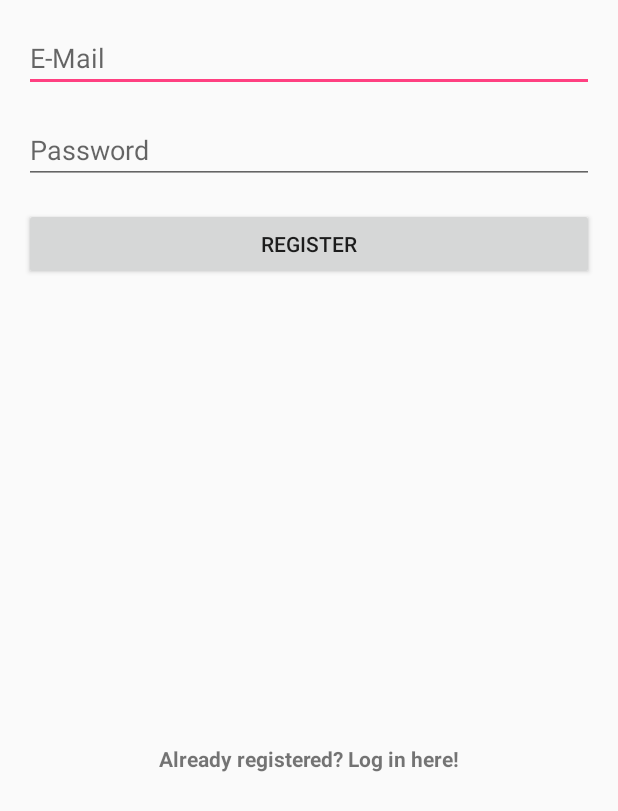
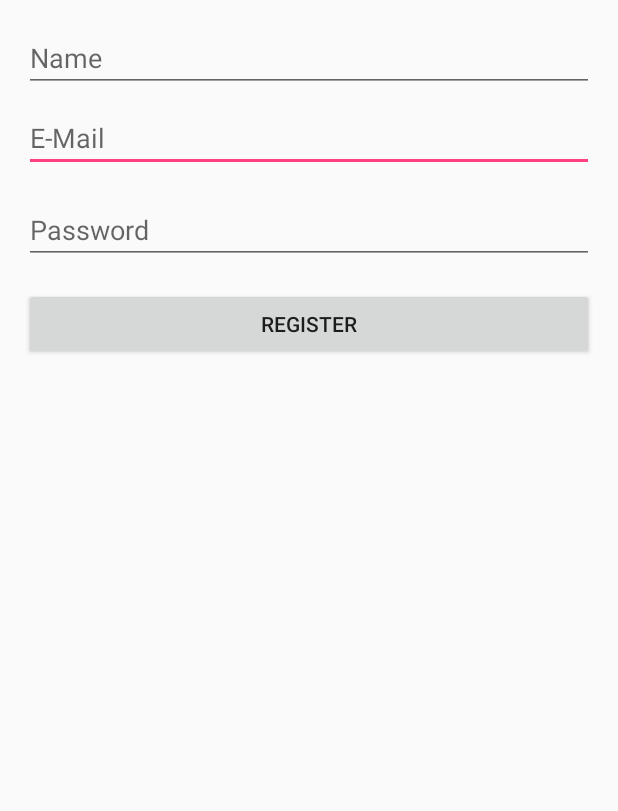
Before and after one commit to thxu93/CharityBell, an Android app: the layout activity_register.xml on its own in the app's theme, with its tools: preview values and no code run, on a phone screen of 412 x 824 dp. Shown: the top 811 px of the screen. Run offline under Robolectric (Android 15) with nearby library versions, the phone set to English and light mode, and no system bars.

Commit message:
Reversed auth flow, Login first with option to register. Also added display name to entry register flow.

```diff
--- a/app/build.gradle
+++ b/app/build.gradle
@@ -29,6 +29,7 @@ dependencies {
     compile 'com.android.support.constraint:constraint-layout:1.0.2'
     compile 'com.google.firebase:firebase-auth:10.0.1'
     compile 'com.firebaseui:firebase-ui-auth:1.2.0'
+    compile 'com.google.firebase:firebase-database:10.0.1'
     testCompile 'junit:junit:4.12'
 }
 
--- a/app/src/main/AndroidManifest.xml
+++ b/app/src/main/AndroidManifest.xml
@@ -8,7 +8,7 @@
         android:label="Charity Bell"
         android:supportsRtl="true"
         android:theme="@style/AppTheme">
-        <activity android:name=".RegisterActivity">
+        <activity android:name=".LoginActivity">
             <intent-filter>
                 <action android:name="android.intent.action.MAIN" />
 
@@ -18,7 +18,7 @@
 
         <receiver android:name=".AlarmReceiverActivity" />
 
-        <activity android:name=".LoginActivity" />
+        <activity android:name=".RegisterActivity" />
         <activity android:name=".AlarmActivity"></activity>
     </application>
 
--- a/app/src/main/res/layout/activity_register.xml
+++ b/app/src/main/res/layout/activity_register.xml
@@ -22,8 +22,8 @@
         android:layout_marginStart="16dp"
         android:layout_marginEnd="16dp"
         tools:layout_constraintLeft_creator="1"
-        app:layout_constraintTop_toTopOf="parent"
-        android:layout_marginTop="16dp" />
+        android:layout_marginTop="8dp"
+        app:layout_constraintTop_toBottomOf="@+id/nameRegister" />
 
     <EditText
         android:id="@+id/passwordRegister"
@@ -63,19 +63,19 @@
         android:layout_marginTop="16dp"
         app:layout_constraintTop_toBottomOf="@+id/passwordRegister" />
 
-    <TextView
-        android:id="@+id/loginTextView"
-        android:layout_width="wrap_content"
+    <EditText
+        android:id="@+id/nameRegister"
+        android:layout_width="match_parent"
         android:layout_height="wrap_content"
-        android:layout_marginBottom="8dp"
         android:layout_marginLeft="16dp"
         android:layout_marginRight="16dp"
-        android:layout_marginTop="8dp"
-        android:text="Already registered? Log in here!"
-        android:textStyle="bold"
-        app:layout_constraintBottom_toBottomOf="parent"
+        android:layout_marginTop="16dp"
+        android:ems="10"
+        android:hint="Name"
+        android:inputType="textPersonName"
+        app:layout_constraintHorizontal_bias="0.502"
         app:layout_constraintLeft_toLeftOf="parent"
         app:layout_constraintRight_toRightOf="parent"
-        app:layout_constraintTop_toBottomOf="@+id/registerButton" />
+        app:layout_constraintTop_toTopOf="parent" />
 
 </android.support.constraint.ConstraintLayout>
```
Also changed, not shown: app/src/main/java/edu/tacoma/uw/xut/charitybell/LoginActivity.java (+10 -3 lines), app/src/main/java/edu/tacoma/uw/xut/charitybell/RegisterActivity.java (+20 -10 lines), app/src/main/res/layout/activity_login.xml (+22 -22 lines), 82 other files.
